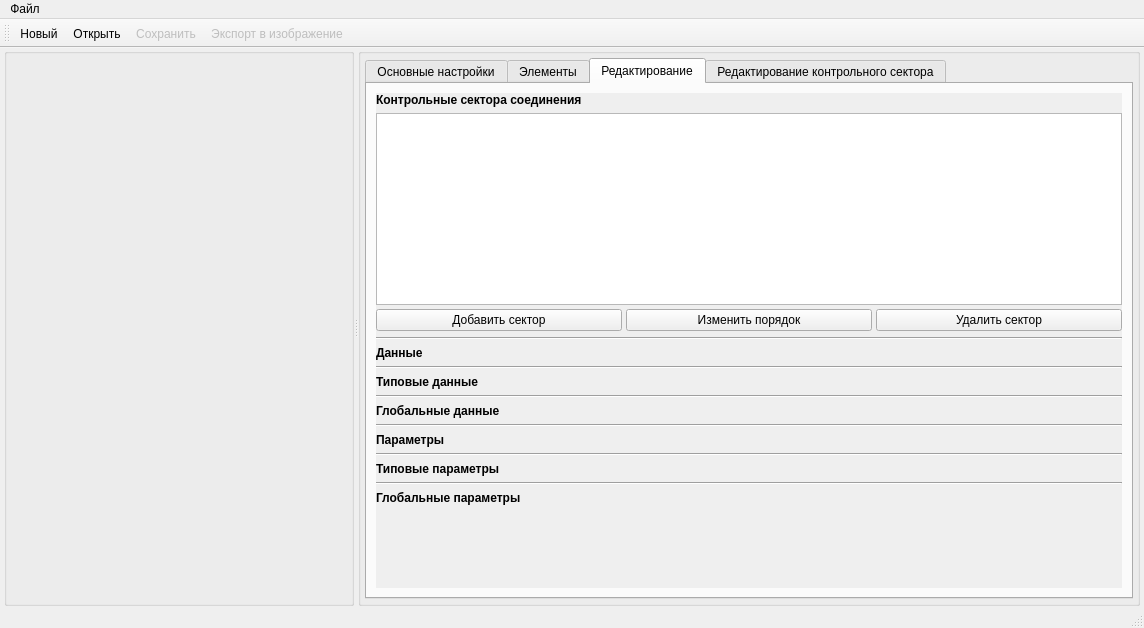
Old version of the form designer/mainwindow.ui in the repository Artemako/net-constructor.
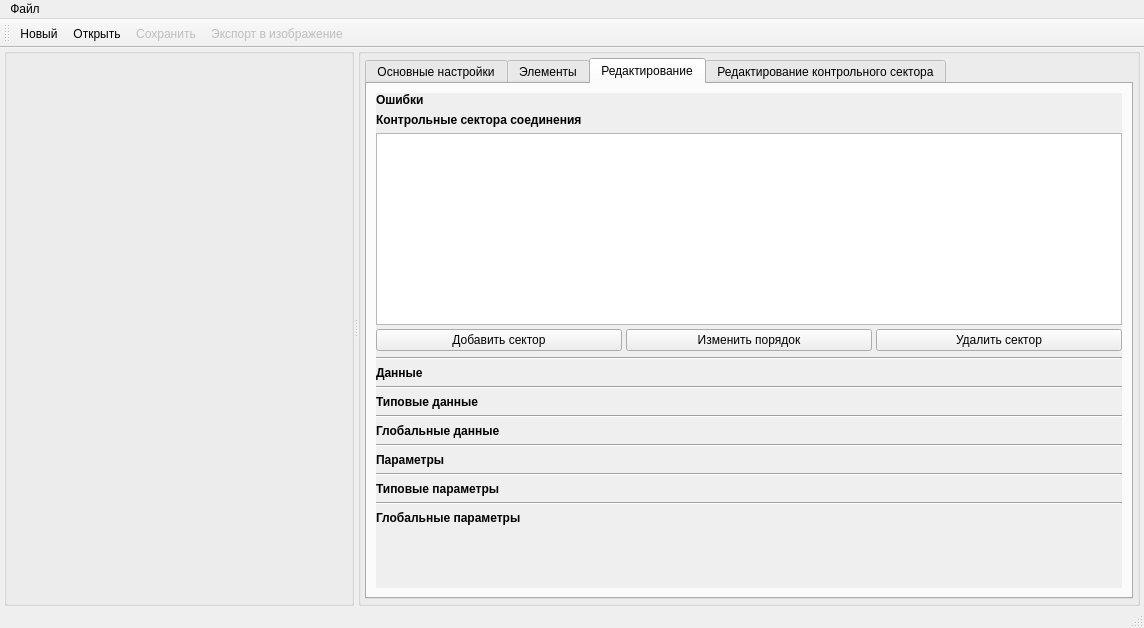
New version of the form. The open tabs and pages were chosen to show the change. Icons and pictures are not drawn. Custom widgets are drawn as their Qt base class.

```diff
--- a/designer/mainwindow.ui
+++ b/designer/mainwindow.ui
@@ -382,10 +382,10 @@
                  <x>0</x>
                  <y>0</y>
                  <width>730</width>
-                 <height>526</height>
+                 <height>556</height>
                 </rect>
                </property>
-               <layout class="QVBoxLayout" name="verticalLayout_4" stretch="0,0,0,0,0,0,0,0,0,0,0,0,0,0,0,0,0,0,0,0,1">
+               <layout class="QVBoxLayout" name="verticalLayout_4" stretch="0,0,0,0,0,0,0,0,0,0,0,0,0,0,0,0,0,0,0,0,0,0,1">
                 <property name="spacing">
                  <number>6</number>
                 </property>
@@ -401,6 +401,16 @@
                 <property name="bottomMargin">
                  <number>0</number>
                 </property>
+                <item>
+                 <widget class="QLabel" name="label_edit_errors">
+                  <property name="text">
+                   <string>&lt;html&gt;&lt;head/&gt;&lt;body&gt;&lt;p&gt;&lt;span style=&quot; font-weight:700;&quot;&gt;Ошибки&lt;/span&gt;&lt;/p&gt;&lt;/body&gt;&lt;/html&gt;</string>
+                  </property>
+                 </widget>
+                </item>
+                <item>
+                 <layout class="QVBoxLayout" name="vl_edit_errors"/>
+                </item>
                 <item>
                  <widget class="QLabel" name="label_control_sectors">
                   <property name="text">
```
Left out of the diff: 2 changed lines with no effect on the pictures.
